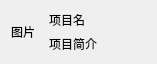
First picture: the form in ProjectPartner/projectitem.ui, repository muyingcongke/052206123-052203132, before the edit.
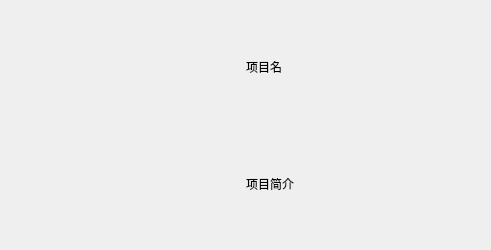
Second picture: the form after the edit. Icons and pictures are not drawn.

Commit message: 进一步完善了界面设计，并加入了数据库功能。现在可以进行注册并发布项目。

```diff
--- a/ProjectPartner/projectitem.ui
+++ b/ProjectPartner/projectitem.ui
@@ -6,40 +6,77 @@
    <rect>
     <x>0</x>
     <y>0</y>
-    <width>157</width>
-    <height>59</height>
+    <width>491</width>
+    <height>250</height>
    </rect>
   </property>
   <property name="windowTitle">
    <string>Form</string>
   </property>
-  <layout class="QGridLayout" name="gridLayout_2">
+  <layout class="QGridLayout" name="gridLayout">
    <item row="0" column="0">
-    <layout class="QGridLayout" name="gridLayout" rowstretch="1,1" columnstretch="1,3">
-     <item row="0" column="1">
-      <widget class="QLabel" name="pj_name_label">
-       <property name="text">
-        <string>项目名</string>
-       </property>
-      </widget>
-     </item>
-     <item row="1" column="1">
-      <widget class="QLabel" name="pj_profile_label">
-       <property name="text">
-        <string>项目简介</string>
-       </property>
-      </widget>
-     </item>
-     <item row="0" column="0" rowspan="2">
+    <layout class="QHBoxLayout" name="horizontalLayout">
+     <property name="spacing">
+      <number>0</number>
+     </property>
+     <item>
       <widget class="QLabel" name="label">
+       <property name="maximumSize">
+        <size>
+         <width>250</width>
+         <height>250</height>
+        </size>
+       </property>
        <property name="styleSheet">
         <string notr="true">background-image: url(:/pictures/6.png);</string>
        </property>
        <property name="text">
-        <string>图片</string>
+        <string/>
+       </property>
+       <property name="pixmap">
+        <pixmap resource="pictures.qrc">:/pictures/projectImage.png</pixmap>
+       </property>
+       <property name="scaledContents">
+        <bool>true</bool>
+       </property>
+       <property name="margin">
+        <number>0</number>
        </property>
       </widget>
      </item>
+     <item>
+      <layout class="QVBoxLayout" name="verticalLayout">
+       <property name="spacing">
+        <number>6</number>
+       </property>
+       <item>
+        <widget class="QLabel" name="pj_name_label">
+         <property name="maximumSize">
+          <size>
+           <width>16777215</width>
+           <height>125</height>
+          </size>
+         </property>
+         <property name="text">
+          <string>项目名</string>
+         </property>
+        </widget>
+       </item>
+       <item>
+        <widget class="QLabel" name="pj_profile_label">
+         <property name="maximumSize">
+          <size>
+           <width>16777215</width>
+           <height>125</height>
+          </size>
+         </property>
+         <property name="text">
+          <string>项目简介</string>
+         </property>
+        </widget>
+       </item>
+      </layout>
+     </item>
     </layout>
    </item>
   </layout>
```
Left out of the diff: 6 changed lines with no effect on the pictures. The commit also changes 18 other files.
